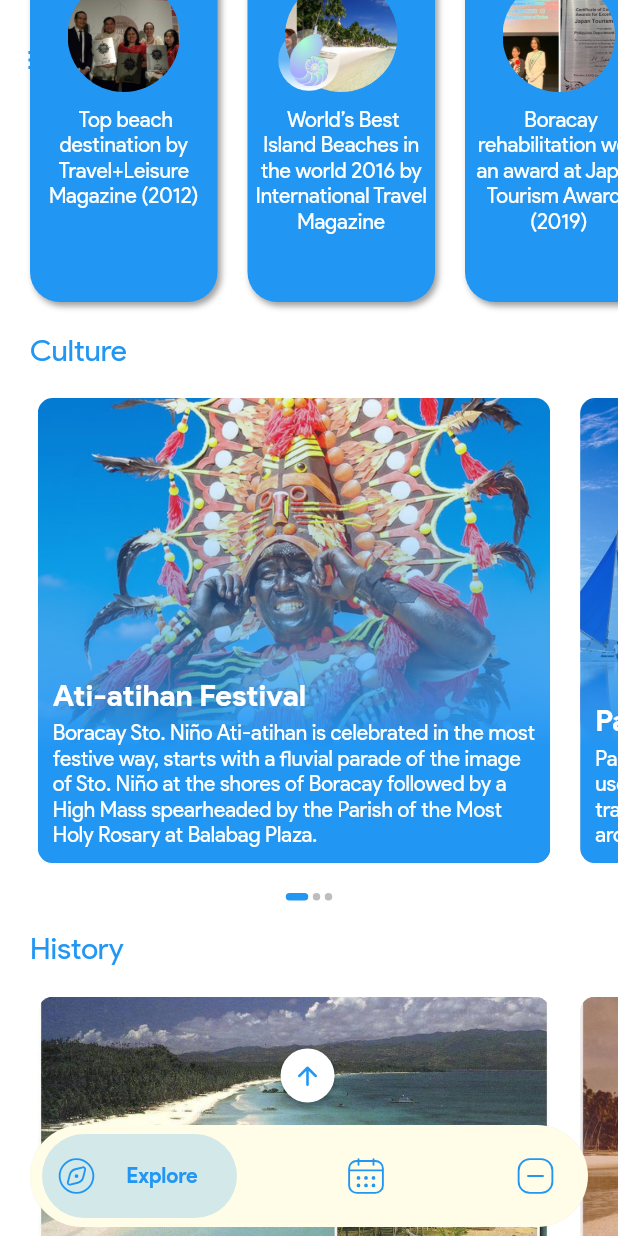
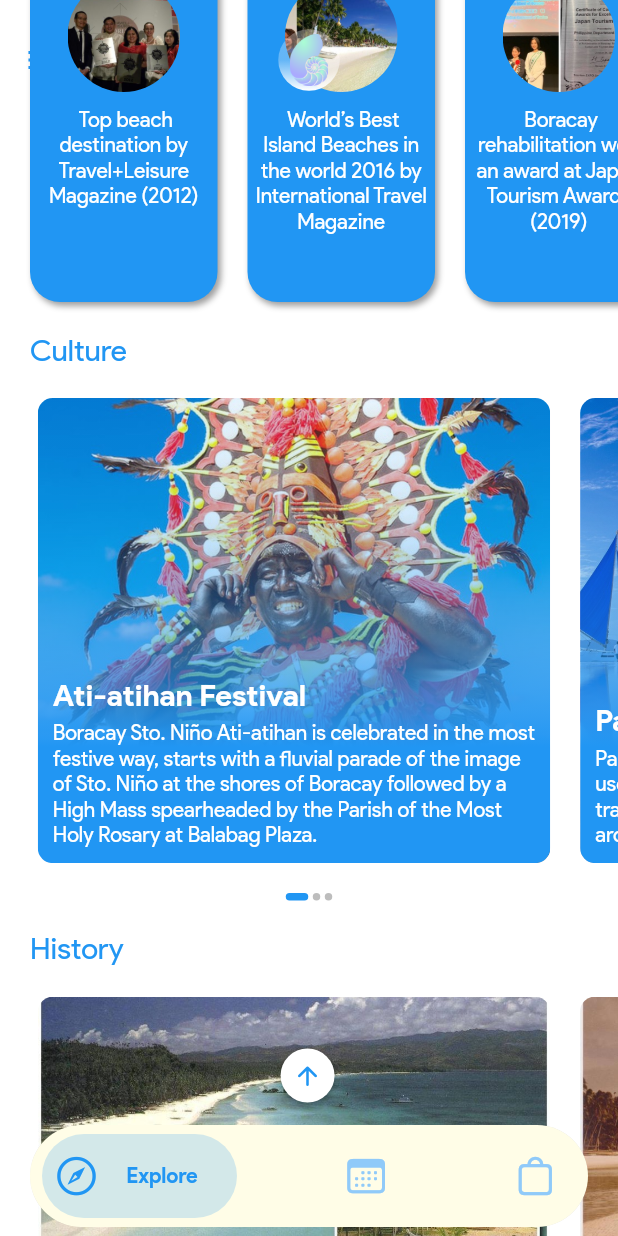
Before and after one commit to jhunanthony/bywayboracay, a Flutter app: the MainPage screen opened by its route, scrolled down 1728 dp, on a phone screen of 412 x 824 dp. Run offline on Flutter 3.47's test engine with Material 2 defaults, Android fonts, the phone set to English and light mode, and no system bars; drawn by our look-alikes of bottom_navy_bar, overlay_support, smooth_page_indicator; our stand-ins replace awesome_notifications, carousel_slider, chips_choice_null_safety, cloud_firestore, expandable, expandable_text and 10 more; missing offline and left inert: filter_list, flutter_phone_direct_caller, flutter_polyline_points, flutter_social_content_share, mailer; accounts and stored records are empty; network calls fail.

Commit message:
edit navigation icons

```diff
--- a/lib/pages/MainPage.dart
+++ b/lib/pages/MainPage.dart
@@ -7,6 +7,7 @@ import 'package:bywayborcay/services/likeservice.dart';
 import 'package:bywayborcay/services/ratedservice.dart';
 import 'package:bywayborcay/widgets/CalendarWidget/Itinerarypage2.dart';
 import 'package:bywayborcay/widgets/Navigation/TopNavBar.dart';
+import 'package:flutter/cupertino.dart';
 import 'package:flutter/material.dart';
 import 'package:flutter_svg/svg.dart';
 import 'package:provider/provider.dart';
@@ -38,7 +39,8 @@ class _MainPageState extends State<MainPage> {
     //fetch liked items and load on likepage
     likeService.loadLikedItemsFromFirebase(context);
 
-    RatingService ratingService = Provider.of<RatingService>(context, listen: false);
+    RatingService ratingService =
+        Provider.of<RatingService>(context, listen: false);
     //fetch liked items and load on likepage
     ratingService.loadRatedItemsFromFirebase(context);
 
@@ -74,79 +76,43 @@ class _MainPageState extends State<MainPage> {
                   },
                   items: <BottomNavyBarItem>[
                     BottomNavyBarItem(
-                      icon: SvgPicture.asset(
+                      icon: Icon(CupertinoIcons.compass, size: 30),
+                      /* icon: SvgPicture.asset(
                         'assets/icons/' + AppIcons.ExploreIcon + '.svg',
                         color: Colors.blue,
                         height: 30,
                         width: 30,
-                      ),
+                      ),*/
                       title: Text('Explore'),
                       textAlign: TextAlign.center,
                       activeColor: Colors.blue,
+                      inactiveColor: Colors.blue[200],
                     ),
                     BottomNavyBarItem(
-                      icon: SvgPicture.asset(
+                      icon: Icon(CupertinoIcons.calendar, size: 30),
+                      /*icon: SvgPicture.asset(
                         'assets/icons/' + AppIcons.ItineraryIcon + '.svg',
                         color: Colors.blue,
                         height: 30,
                         width: 30,
-                      ),
+                      ),*/
                       title: Text('Itinerary'),
                       textAlign: TextAlign.center,
                       activeColor: Colors.blue,
+                      inactiveColor: Colors.blue[200],
                     ),
-                    /*BottomNavyBarItem(
-                      icon: Consumer<LikeService>(
-                          //a function called when notifier changes
-                          builder: (context, like, child) {
-                        return
-                            //hide if 0 likes
-                            Stack(children: [
-                          SvgPicture.asset(
-                            'assets/icons/' + AppIcons.LikesIcon + '.svg',
-                            color: Colors.blue,
-                            height: 30,
-                            width: 30,
-                          ),
-                          //get the number of like values
-                          Positioned(
-                            top: 0,
-                            right: 0,
-                            child: Visibility(
-                              visible: like.items.length > 0,
-                              child: Container(
-                                alignment: Alignment.center,
-                                decoration: BoxDecoration(
-                                  color: Colors.yellow[50],
-                                  borderRadius: BorderRadius.circular(50),
-                                ),
-                                child: Text(
-                                  '${like.items.length}',
-                                  style: TextStyle(
-                                    fontSize: 10,
-                                    color: Colors.blue,
-                                  ),
-                                ),
-                              ),
-                            ),
-                          ),
-                        ]);
-                      }),
-                      title: Text('Likes'),
-                      textAlign: TextAlign.center,
-                      inactiveColor: Colors.blue,
-                      activeColor: Colors.blue,
-                    ),*/
                     BottomNavyBarItem(
-                      icon: SvgPicture.asset(
+                      icon: Icon(CupertinoIcons.bag, size: 30),
+                      /*icon: SvgPicture.asset(
                         'assets/icons/' + AppIcons.BagIcon + '.svg',
                         color: Colors.blue,
                         height: 30,
                         width: 30,
-                      ),
+                      ),*/
                       title: Text('Bag'),
                       textAlign: TextAlign.center,
                       activeColor: Colors.blue,
+                      inactiveColor: Colors.blue[200],
                     ),
                   ]),
             ),
```
Also changed, not shown: lib/pages/ItemsPage.dart (+1 -42 lines), lib/widgets/CalendarWidget/calendar.dart (+3 -4 lines).
